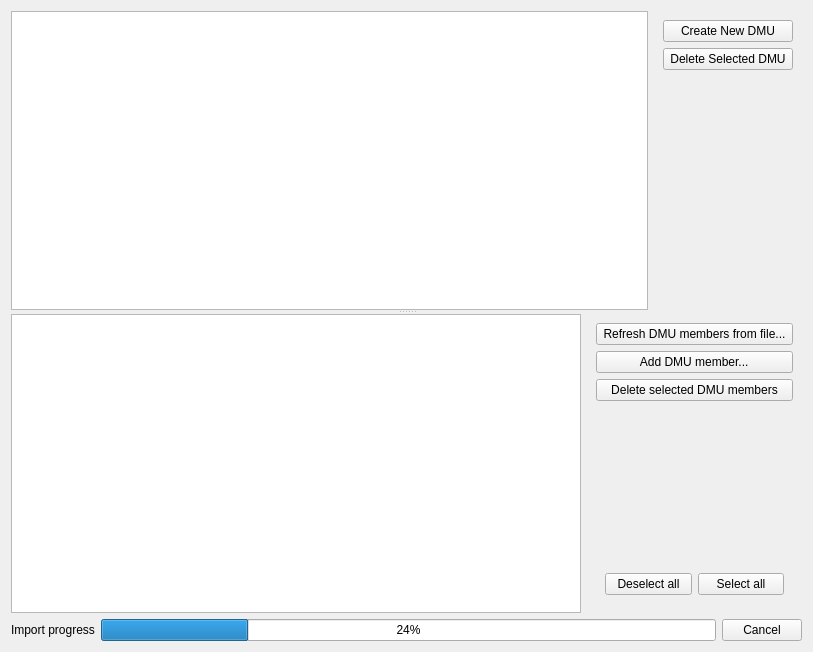
The window that NewGeneUI/NewGene/Widgets/ManageInput/DMUs/displaydmusregion.ui (daniel347x/newgene) describes before a commit, drawn with Qt 5.
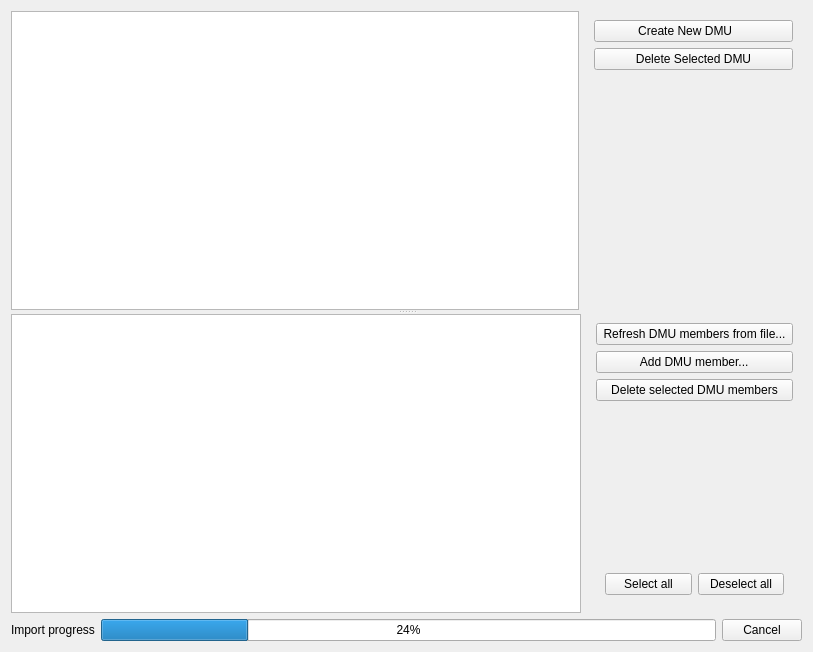
The same window after the commit.

```diff
--- a/NewGeneUI/NewGene/Widgets/ManageInput/DMUs/displaydmusregion.ui
+++ b/NewGeneUI/NewGene/Widgets/ManageInput/DMUs/displaydmusregion.ui
@@ -49,7 +49,7 @@
           <item>
            <widget class="QPushButton" name="pushButton_add_dmu">
             <property name="text">
-             <string>Create New DMU</string>
+             <string>            Create New DMU                 </string>
             </property>
            </widget>
           </item>
@@ -143,16 +143,16 @@
             </property>
             <layout class="QHBoxLayout" name="horizontalLayout">
              <item>
-              <widget class="QPushButton" name="pushButton_deselect_all_dmu_members">
+              <widget class="QPushButton" name="pushButton_select_all_dmu_members">
                <property name="text">
-                <string>Deselect all</string>
+                <string>Select all</string>
                </property>
               </widget>
              </item>
              <item>
-              <widget class="QPushButton" name="pushButton_select_all_dmu_members">
+              <widget class="QPushButton" name="pushButton_deselect_all_dmu_members">
                <property name="text">
-                <string>Select all</string>
+                <string>Deselect all</string>
                </property>
               </widget>
              </item>
```
